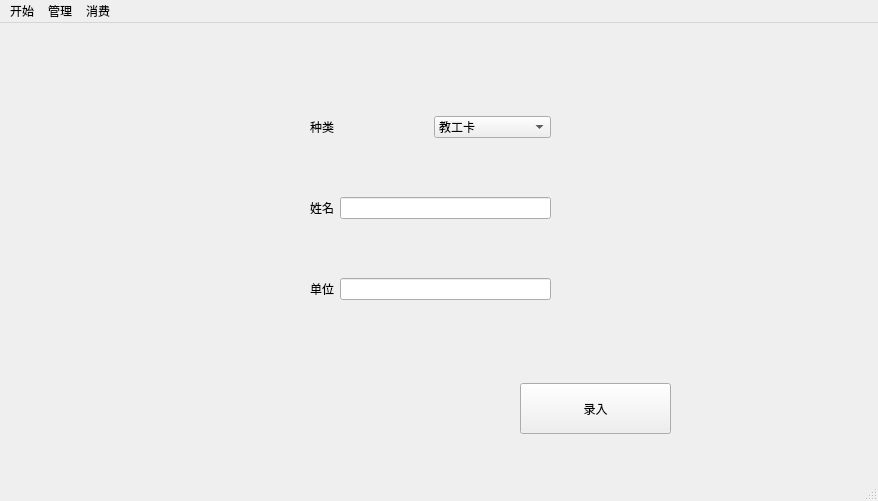
Nek0-hinata/QtLearning, file mainwindow.ui: the form before one commit.
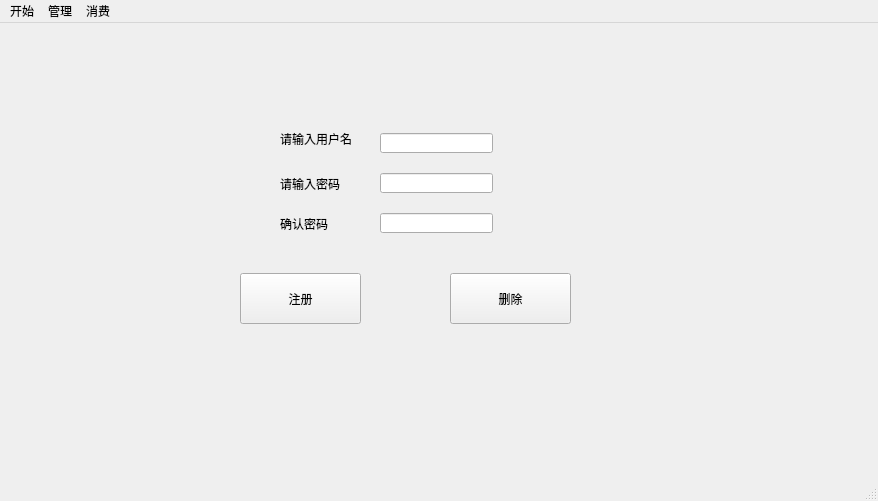
The form after the commit.

Commit message: 用户管理逻辑完成

The edit to the form file:
```diff
--- a/mainwindow.ui
+++ b/mainwindow.ui
@@ -36,7 +36,7 @@
      </rect>
     </property>
     <property name="currentIndex">
-     <number>2</number>
+     <number>3</number>
     </property>
     <widget class="QWidget" name="search_ui">
      <widget class="QWidget" name="horizontalLayoutWidget">
@@ -329,6 +329,109 @@
       </property>
      </widget>
     </widget>
+    <widget class="QWidget" name="zhuce_ui">
+     <widget class="QLabel" name="label_11">
+      <property name="geometry">
+       <rect>
+        <x>280</x>
+        <y>100</y>
+        <width>91</width>
+        <height>31</height>
+       </rect>
+      </property>
+      <property name="text">
+       <string>请输入用户名</string>
+      </property>
+     </widget>
+     <widget class="QLabel" name="label_12">
+      <property name="geometry">
+       <rect>
+        <x>280</x>
+        <y>150</y>
+        <width>81</width>
+        <height>21</height>
+       </rect>
+      </property>
+      <property name="text">
+       <string>请输入密码</string>
+      </property>
+     </widget>
+     <widget class="QLineEdit" name="userName">
+      <property name="geometry">
+       <rect>
+        <x>380</x>
+        <y>110</y>
+        <width>113</width>
+        <height>20</height>
+       </rect>
+      </property>
+     </widget>
+     <widget class="QLineEdit" name="password1">
+      <property name="geometry">
+       <rect>
+        <x>380</x>
+        <y>150</y>
+        <width>113</width>
+        <height>20</height>
+       </rect>
+      </property>
+      <property name="echoMode">
+       <enum>QLineEdit::Password</enum>
+      </property>
+     </widget>
+     <widget class="QLineEdit" name="password2">
+      <property name="geometry">
+       <rect>
+        <x>380</x>
+        <y>190</y>
+        <width>113</width>
+        <height>20</height>
+       </rect>
+      </property>
+      <property name="echoMode">
+       <enum>QLineEdit::Password</enum>
+      </property>
+     </widget>
+     <widget class="QLabel" name="label_13">
+      <property name="geometry">
+       <rect>
+        <x>280</x>
+        <y>190</y>
+        <width>71</width>
+        <height>21</height>
+       </rect>
+      </property>
+      <property name="text">
+       <string>确认密码</string>
+      </property>
+     </widget>
+     <widget class="QPushButton" name="pushButton_3">
+      <property name="geometry">
+       <rect>
+        <x>240</x>
+        <y>250</y>
+        <width>121</width>
+        <height>51</height>
+       </rect>
+      </property>
+      <property name="text">
+       <string>注册</string>
+      </property>
+     </widget>
+     <widget class="QPushButton" name="pushButton_4">
+      <property name="geometry">
+       <rect>
+        <x>450</x>
+        <y>250</y>
+        <width>121</width>
+        <height>51</height>
+       </rect>
+      </property>
+      <property name="text">
+       <string>删除</string>
+      </property>
+     </widget>
+    </widget>
    </widget>
   </widget>
   <widget class="QMenuBar" name="menubar">
```
Left out of the diff: 16 changed lines with no effect on the pictures. The commit also changes 5 other files.
